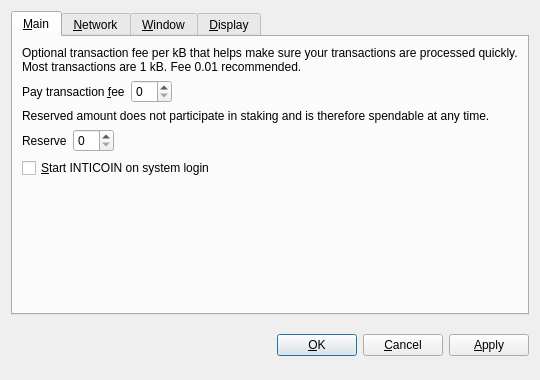
First picture: the form in src/qt/forms/optionsdialog.ui, repository INTICOIN/INTICOIN, before the edit.
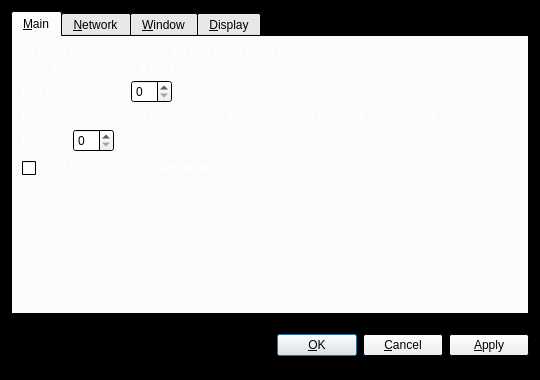
Second picture: the form after the edit. Custom widgets are drawn as their Qt base class.

The edit to the form file:
```diff
--- a/src/qt/forms/optionsdialog.ui
+++ b/src/qt/forms/optionsdialog.ui
@@ -10,6 +10,70 @@
     <height>380</height>
    </rect>
   </property>
+  <property name="palette">
+   <palette>
+    <active>
+     <colorrole role="Base">
+      <brush brushstyle="SolidPattern">
+       <color alpha="255">
+        <red>255</red>
+        <green>255</green>
+        <blue>255</blue>
+       </color>
+      </brush>
+     </colorrole>
+     <colorrole role="Window">
+      <brush brushstyle="SolidPattern">
+       <color alpha="255">
+        <red>0</red>
+        <green>0</green>
+        <blue>0</blue>
+       </color>
+      </brush>
+     </colorrole>
+    </active>
+    <inactive>
+     <colorrole role="Base">
+      <brush brushstyle="SolidPattern">
+       <color alpha="255">
+        <red>255</red>
+        <green>255</green>
+        <blue>255</blue>
+       </color>
+      </brush>
+     </colorrole>
+     <colorrole role="Window">
+      <brush brushstyle="SolidPattern">
+       <color alpha="255">
+        <red>0</red>
+        <green>0</green>
+        <blue>0</blue>
+       </color>
+      </brush>
+     </colorrole>
+    </inactive>
+    <disabled>
+     <colorrole role="Base">
+      <brush brushstyle="SolidPattern">
+       <color alpha="255">
+        <red>0</red>
+        <green>0</green>
+        <blue>0</blue>
+       </color>
+      </brush>
+     </colorrole>
+     <colorrole role="Window">
+      <brush brushstyle="SolidPattern">
+       <color alpha="255">
+        <red>0</red>
+        <green>0</green>
+        <blue>0</blue>
+       </color>
+      </brush>
+     </colorrole>
+    </disabled>
+   </palette>
+  </property>
   <property name="windowTitle">
    <string>Options</string>
   </property>
@@ -32,6 +96,43 @@
       <layout class="QVBoxLayout" name="verticalLayout_Main">
        <item>
         <widget class="QLabel" name="transactionFeeInfoLabel">
+         <property name="palette">
+          <palette>
+           <active>
+            <colorrole role="WindowText">
+             <brush brushstyle="SolidPattern">
+              <color alpha="255">
+               <red>255</red>
+               <green>255</green>
+               <blue>255</blue>
+              </color>
+             </brush>
+            </colorrole>
+           </active>
+           <inactive>
+            <colorrole role="WindowText">
+             <brush brushstyle="SolidPattern">
+              <color alpha="255">
+               <red>255</red>
+               <green>255</green>
+               <blue>255</blue>
+              </color>
+             </brush>
+            </colorrole>
+           </inactive>
+           <disabled>
+            <colorrole role="WindowText">
+             <brush brushstyle="SolidPattern">
+              <color alpha="255">
+               <red>120</red>
+               <green>120</green>
+               <blue>120</blue>
+              </color>
+             </brush>
+            </colorrole>
+           </disabled>
+          </palette>
+         </property>
          <property name="text">
           <string>Optional transaction fee per kB that helps make sure your transactions are processed quickly. Most transactions are 1 kB. Fee 0.01 recommended.</string>
          </property>
@@ -47,6 +148,43 @@
         <layout class="QHBoxLayout" name="horizontalLayoutFee">
          <item>
           <widget class="QLabel" name="transactionFeeLabel">
+           <property name="palette">
+            <palette>
+             <active>
+              <colorrole role="WindowText">
+               <brush brushstyle="SolidPattern">
+                <color alpha="255">
+                 <red>255</red>
+                 <green>255</green>
+                 <blue>255</blue>
+                </color>
+               </brush>
+              </colorrole>
+             </active>
+             <inactive>
+              <colorrole role="WindowText">
+               <brush brushstyle="SolidPattern">
+                <color alpha="255">
+                 <red>255</red>
+                 <green>255</green>
+                 <blue>255</blue>
+                </color>
+               </brush>
+              </colorrole>
+             </inactive>
+             <disabled>
+              <colorrole role="WindowText">
+               <brush brushstyle="SolidPattern">
+                <color alpha="255">
+                 <red>120</red>
+                 <green>120</green>
+                 <blue>120</blue>
+                </color>
+               </brush>
+              </colorrole>
+             </disabled>
+            </palette>
+           </property>
            <property name="text">
             <string>Pay transaction &amp;fee</string>
            </property>
@@ -78,6 +216,43 @@
        </item>
        <item>
         <widget class="QLabel" name="reserveBalanceInfoLabel">
+         <property name="palette">
+          <palette>
+           <active>
+            <colorrole role="WindowText">
+             <brush brushstyle="SolidPattern">
+              <color alpha="255">
+               <red>255</red>
+               <green>255</green>
+               <blue>255</blue>
+              </color>
+             </brush>
+            </colorrole>
+           </active>
+           <inactive>
+            <colorrole role="WindowText">
+             <brush brushstyle="SolidPattern">
+              <color alpha="255">
+               <red>255</red>
+               <green>255</green>
+               <blue>255</blue>
+              </color>
+             </brush>
+            </colorrole>
+           </inactive>
+           <disabled>
+            <colorrole role="WindowText">
+             <brush brushstyle="SolidPattern">
+              <color alpha="255">
+               <red>120</red>
+               <green>120</green>
+               <blue>120</blue>
+              </color>
+             </brush>
+            </colorrole>
+           </disabled>
+          </palette>
+         </property>
          <property name="text">
           <string>Reserved amount does not participate in staking and is therefore spendable at any time.</string>
          </property>
@@ -93,6 +268,43 @@
         <layout class="QHBoxLayout" name="horizontalLayoutReserveBalance">
          <item>
           <widget class="QLabel" name="reserveBalanceLabel">
+           <property name="palette">
+            <palette>
+             <active>
+              <colorrole role="WindowText">
+               <brush brushstyle="SolidPattern">
+                <color alpha="255">
+                 <red>255</red>
+                 <green>255</green>
+                 <blue>255</blue>
+                </color>
+               </brush>
+              </colorrole>
+             </active>
+             <inactive>
+              <colorrole role="WindowText">
+               <brush brushstyle="SolidPattern">
+                <color alpha="255">
+                 <red>255</red>
+                 <green>255</green>
+                 <blue>255</blue>
+                </color>
+               </brush>
+              </colorrole>
+             </inactive>
+             <disabled>
+              <colorrole role="WindowText">
+               <brush brushstyle="SolidPattern">
+                <color alpha="255">
+                 <red>120</red>
+                 <green>120</green>
+                 <blue>120</blue>
+                </color>
+               </brush>
+              </colorrole>
+             </disabled>
+            </palette>
+           </property>
            <property name="text">
             <string>Reserve</string>
            </property>
@@ -124,6 +336,43 @@
        </item>
        <item>
         <widget class="QCheckBox" name="bitcoinAtStartup">
+         <property name="palette">
+          <palette>
+           <active>
+            <colorrole role="WindowText">
+             <brush brushstyle="SolidPattern">
+              <color alpha="255">
+               <red>255</red>
+               <green>255</green>
+               <blue>255</blue>
+              </color>
+             </brush>
+            </colorrole>
+           </active>
+           <inactive>
+            <colorrole role="WindowText">
+             <brush brushstyle="SolidPattern">
+              <color alpha="255">
+               <red>255</red>
+               <green>255</green>
+               <blue>255</blue>
+              </color>
+             </brush>
+            </colorrole>
+           </inactive>
+           <disabled>
+            <colorrole role="WindowText">
+             <brush brushstyle="SolidPattern">
+              <color alpha="255">
+               <red>120</red>
+               <green>120</green>
+               <blue>120</blue>
+              </color>
+             </brush>
+            </colorrole>
+           </disabled>
+          </palette>
+         </property>
          <property name="toolTip">
           <string>Automatically start INTICOIN after logging in to the system.</string>
          </property>
@@ -489,17 +738,18 @@
    <class>BitcoinAmountField</class>
    <extends>QSpinBox</extends>
    <header>bitcoinamountfield.h</header>
-  </customwidget>
-  <customwidget>
-   <class>QValueComboBox</class>
-   <extends>QComboBox</extends>
-   <header>qvaluecombobox.h</header>
+   <container>1</container>
   </customwidget>
   <customwidget>
    <class>QValidatedLineEdit</class>
    <extends>QLineEdit</extends>
    <header>qvalidatedlineedit.h</header>
   </customwidget>
+  <customwidget>
+   <class>QValueComboBox</class>
+   <extends>QComboBox</extends>
+   <header>qvaluecombobox.h</header>
+  </customwidget>
  </customwidgets>
  <resources/>
  <connections/>
```
